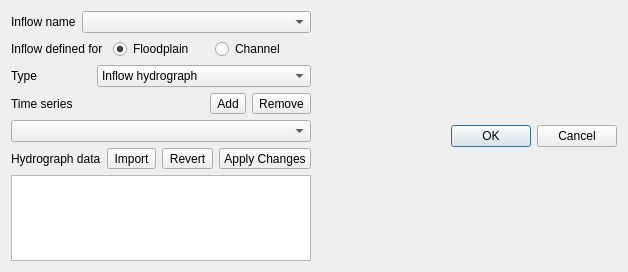
This is flo2d/ui/inflow_editor.ui in FLO-2DSoftware/qgis-flo-2d-plugin as Qt 5 draws it before an edit. The edited form follows.
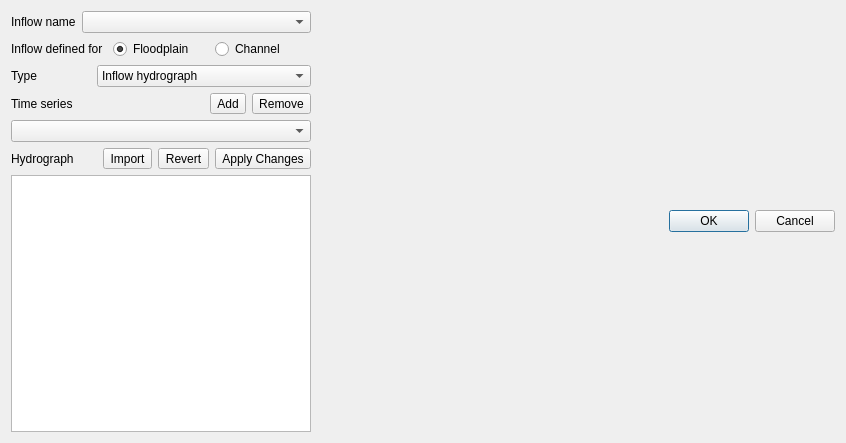
This is the edited form.

Commit message: Inflows are editable, not saved to db though. Plotting has been rewritten.

```diff
--- a/flo2d/ui/inflow_editor.ui
+++ b/flo2d/ui/inflow_editor.ui
@@ -6,8 +6,8 @@
    <rect>
     <x>0</x>
     <y>0</y>
-    <width>626</width>
-    <height>270</height>
+    <width>846</width>
+    <height>443</height>
    </rect>
   </property>
   <property name="windowTitle">
@@ -214,7 +214,7 @@
           <item>
            <widget class="QLabel" name="label">
             <property name="text">
-             <string>Hydrograph data</string>
+             <string>Hydrograph</string>
             </property>
            </widget>
           </item>
```
The commit also changes 9 other files.
